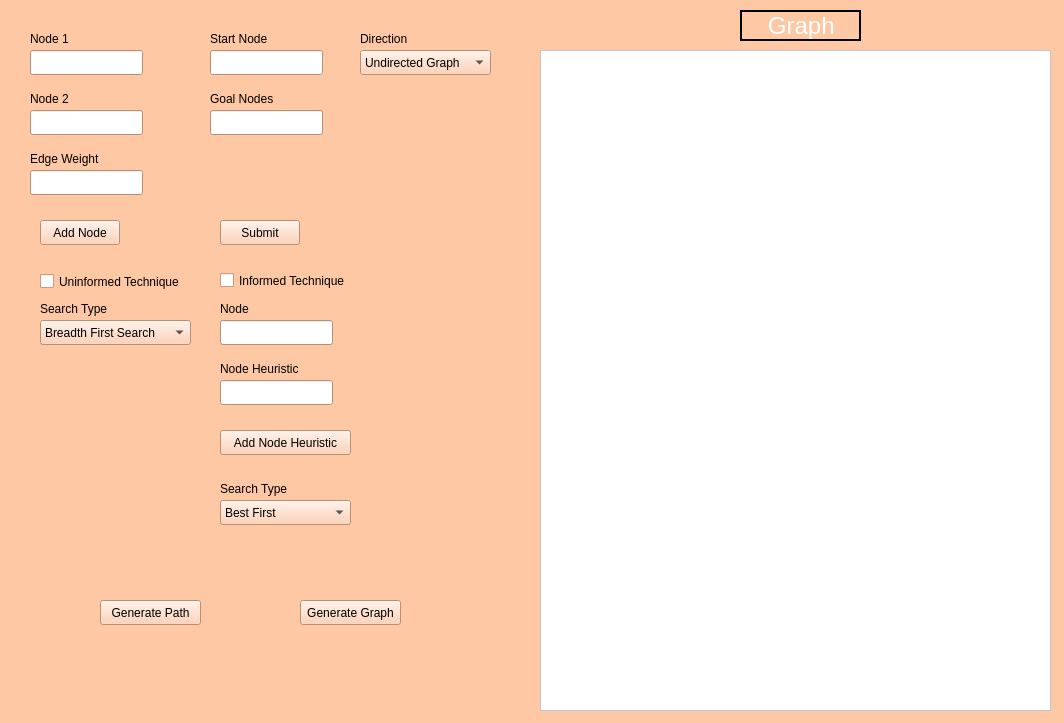
This is qtdesign.ui in omar-ahsan/AI_project as Qt 5 draws it before an edit. The edited form follows.
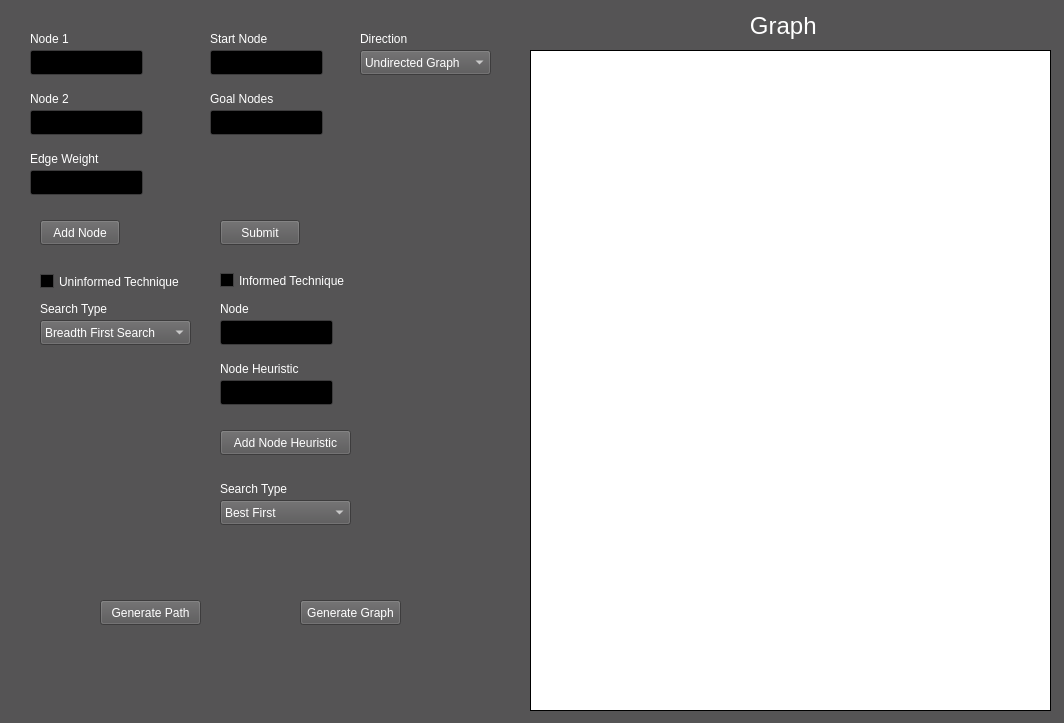
This is the edited form.

Commit message: Edited UI, added comments, correct function names

The edit to the form file:
```diff
--- a/qtdesign.ui
+++ b/qtdesign.ui
@@ -19,63 +19,63 @@
      <colorrole role="WindowText">
       <brush brushstyle="SolidPattern">
        <color alpha="255">
-        <red>0</red>
-        <green>0</green>
-        <blue>0</blue>
+        <red>255</red>
+        <green>255</green>
+        <blue>255</blue>
        </color>
       </brush>
      </colorrole>
      <colorrole role="Button">
       <brush brushstyle="SolidPattern">
        <color alpha="255">
-        <red>255</red>
-        <green>200</green>
-        <blue>164</blue>
+        <red>85</red>
+        <green>84</green>
+        <blue>85</blue>
        </color>
       </brush>
      </colorrole>
      <colorrole role="Light">
       <brush brushstyle="SolidPattern">
        <color alpha="255">
-        <red>255</red>
-        <green>255</green>
-        <blue>255</blue>
+        <red>127</red>
+        <green>126</green>
+        <blue>127</blue>
        </color>
       </brush>
      </colorrole>
      <colorrole role="Midlight">
       <brush brushstyle="SolidPattern">
        <color alpha="255">
-        <red>255</red>
-        <green>227</green>
-        <blue>209</blue>
+        <red>106</red>
+        <green>105</green>
+        <blue>106</blue>
        </color>
       </brush>
      </colorrole>
      <colorrole role="Dark">
       <brush brushstyle="SolidPattern">
        <color alpha="255">
-        <red>127</red>
-        <green>100</green>
-        <blue>82</blue>
+        <red>42</red>
+        <green>42</green>
+        <blue>42</blue>
        </color>
       </brush>
      </colorrole>
      <colorrole role="Mid">
       <brush brushstyle="SolidPattern">
        <color alpha="255">
-        <red>170</red>
-        <green>133</green>
-        <blue>109</blue>
+        <red>57</red>
+        <green>56</green>
+        <blue>57</blue>
        </color>
       </brush>
      </colorrole>
      <colorrole role="Text">
       <brush brushstyle="SolidPattern">
        <color alpha="255">
-        <red>0</red>
-        <green>0</green>
-        <blue>0</blue>
+        <red>255</red>
+        <green>255</green>
+        <blue>255</blue>
        </color>
       </brush>
      </colorrole>
@@ -91,27 +91,27 @@
      <colorrole role="ButtonText">
       <brush brushstyle="SolidPattern">
        <color alpha="255">
-        <red>0</red>
-        <green>0</green>
-        <blue>0</blue>
+        <red>255</red>
+        <green>255</green>
+        <blue>255</blue>
        </color>
       </brush>
      </colorrole>
      <colorrole role="Base">
       <brush brushstyle="SolidPattern">
        <color alpha="255">
-        <red>255</red>
-        <green>255</green>
-        <blue>255</blue>
+        <red>0</red>
+        <green>0</green>
+        <blue>0</blue>
        </color>
       </brush>
      </colorrole>
      <colorrole role="Window">
       <brush brushstyle="SolidPattern">
        <color alpha="255">
-        <red>255</red>
-        <green>200</green>
-        <blue>164</blue>
+        <red>85</red>
+        <green>84</green>
+        <blue>85</blue>
        </color>
       </brush>
      </colorrole>
@@ -127,9 +127,9 @@
      <colorrole role="AlternateBase">
       <brush brushstyle="SolidPattern">
        <color alpha="255">
-        <red>255</red>
-        <green>227</green>
-        <blue>209</blue>
+        <red>42</red>
+        <green>42</green>
+        <blue>42</blue>
        </color>
       </brush>
      </colorrole>
@@ -154,9 +154,9 @@
      <colorrole role="PlaceholderText">
       <brush brushstyle="SolidPattern">
        <color alpha="127">
-        <red>0</red>
-        <green>0</green>
-        <blue>0</blue>
+        <red>255</red>
+        <green>255</green>
+        <blue>255</blue>
        </color>
       </brush>
      </colorrole>
@@ -165,63 +165,63 @@
      <colorrole role="WindowText">
       <brush brushstyle="SolidPattern">
        <color alpha="255">
-        <red>0</red>
-        <green>0</green>
-        <blue>0</blue>
+        <red>255</red>
+        <green>255</green>
+        <blue>255</blue>
        </color>
       </brush>
      </colorrole>
      <colorrole role="Button">
       <brush brushstyle="SolidPattern">
        <color alpha="255">
-        <red>255</red>
-        <green>200</green>
-        <blue>164</blue>
+        <red>85</red>
+        <green>84</green>
+        <blue>85</blue>
        </color>
       </brush>
      </colorrole>
      <colorrole role="Light">
       <brush brushstyle="SolidPattern">
        <color alpha="255">
-        <red>255</red>
-        <green>255</green>
-        <blue>255</blue>
+        <red>127</red>
+        <green>126</green>
+        <blue>127</blue>
        </color>
       </brush>
      </colorrole>
      <colorrole role="Midlight">
       <brush brushstyle="SolidPattern">
        <color alpha="255">
-        <red>255</red>
-        <green>227</green>
-        <blue>209</blue>
+        <red>106</red>
+        <green>105</green>
+        <blue>106</blue>
        </color>
       </brush>
      </colorrole>
      <colorrole role="Dark">
       <brush brushstyle="SolidPattern">
        <color alpha="255">
-        <red>127</red>
-        <green>100</green>
-        <blue>82</blue>
+        <red>42</red>
+        <green>42</green>
+        <blue>42</blue>
        </color>
       </brush>
      </colorrole>
      <colorrole role="Mid">
       <brush brushstyle="SolidPattern">
        <color alpha="255">
-        <red>170</red>
-        <green>133</green>
-        <blue>109</blue>
+        <red>57</red>
+        <green>56</green>
+        <blue>57</blue>
        </color>
       </brush>
      </colorrole>
      <colorrole role="Text">
       <brush brushstyle="SolidPattern">
        <color alpha="255">
-        <red>0</red>
-        <green>0</green>
-        <blue>0</blue>
+        <red>255</red>
+        <green>255</green>
+        <blue>255</blue>
        </color>
       </brush>
      </colorrole>
@@ -237,27 +237,27 @@
      <colorrole role="ButtonText">
       <brush brushstyle="SolidPattern">
        <color alpha="255">
-        <red>0</red>
-        <green>0</green>
-        <blue>0</blue>
+        <red>255</red>
+        <green>255</green>
+        <blue>255</blue>
        </color>
       </brush>
      </colorrole>
      <colorrole role="Base">
       <brush brushstyle="SolidPattern">
        <color alpha="255">
-        <red>255</red>
-        <green>255</green>
-        <blue>255</blue>
+        <red>0</red>
+        <green>0</green>
+        <blue>0</blue>
        </color>
       </brush>
      </colorrole>
      <colorrole role="Window">
       <brush brushstyle="SolidPattern">
        <color alpha="255">
-        <red>255</red>
-        <green>200</green>
-        <blue>164</blue>
+        <red>85</red>
+        <green>84</green>
+        <blue>85</blue>
        </color>
       </brush>
      </colorrole>
@@ -273,9 +273,9 @@
      <colorrole role="AlternateBase">
       <brush brushstyle="SolidPattern">
        <color alpha="255">
-        <red>255</red>
-        <green>227</green>
-        <blue>209</blue>
+        <red>42</red>
+        <green>42</green>
+        <blue>42</blue>
        </color>
       </brush>
      </colorrole>
@@ -300,9 +300,9 @@
      <colorrole role="PlaceholderText">
       <brush brushstyle="SolidPattern">
        <color alpha="127">
-        <red>0</red>
-        <green>0</green>
-        <blue>0</blue>
+        <red>255</red>
+        <green>255</green>
+        <blue>255</blue>
        </color>
       </brush>
      </colorrole>
@@ -311,63 +311,63 @@
      <colorrole role="WindowText">
       <brush brushstyle="SolidPattern">
        <color alpha="255">
-        <red>127</red>
-        <green>100</green>
-        <blue>82</blue>
+        <red>42</red>
+        <green>42</green>
+        <blue>42</blue>
        </color>
       </brush>
      </colorrole>
      <colorrole role="Button">
       <brush brushstyle="SolidPattern">
        <color alpha="255">
-        <red>255</red>
-        <green>200</green>
-        <blue>164</blue>
+        <red>85</red>
+        <green>84</green>
+        <blue>85</blue>
        </color>
       </brush>
      </colorrole>
      <colorrole role="Light">
       <brush brushstyle="SolidPattern">
        <color alpha="255">
-        <red>255</red>
-        <green>255</green>
-        <blue>255</blue>
+        <red>127</red>
+        <green>126</green>
+        <blue>127</blue>
        </color>
       </brush>
      </colorrole>
      <colorrole role="Midlight">
       <brush brushstyle="SolidPattern">
        <color alpha="255">
-        <red>255</red>
-        <green>227</green>
-        <blue>209</blue>
+        <red>106</red>
+        <green>105</green>
+        <blue>106</blue>
        </color>
       </brush>
      </colorrole>
      <colorrole role="Dark">
       <brush brushstyle="SolidPattern">
        <color alpha="255">
-        <red>127</red>
-        <green>100</green>
-        <blue>82</blue>
+        <red>42</red>
+        <green>42</green>
+        <blue>42</blue>
        </color>
       </brush>
      </colorrole>
      <colorrole role="Mid">
       <brush brushstyle="SolidPattern">
        <color alpha="255">
-        <red>170</red>
-        <green>133</green>
-        <blue>109</blue>
+        <red>57</red>
+        <green>56</green>
+        <blue>57</blue>
        </color>
       </brush>
      </colorrole>
      <colorrole role="Text">
       <brush brushstyle="SolidPattern">
        <color alpha="255">
-        <red>127</red>
-        <green>100</green>
-        <blue>82</blue>
+        <red>42</red>
+        <green>42</green>
+        <blue>42</blue>
        </color>
       </brush>
      </colorrole>
@@ -383,27 +383,27 @@
      <colorrole role="ButtonText">
       <brush brushstyle="SolidPattern">
        <color alpha="255">
-        <red>127</red>
-        <green>100</green>
-        <blue>82</blue>
+        <red>42</red>
+        <green>42</green>
+        <blue>42</blue>
        </color>
       </brush>
      </colorrole>
      <colorrole role="Base">
       <brush brushstyle="SolidPattern">
        <color alpha="255">
-        <red>255</red>
-        <green>200</green>
-        <blue>164</blue>
+        <red>85</red>
+        <green>84</green>
+        <blue>85</blue>
        </color>
       </brush>
      </colorrole>
      <colorrole role="Window">
       <brush brushstyle="SolidPattern">
        <color alpha="255">
-        <red>255</red>
-        <green>200</green>
-        <blue>164</blue>
+        <red>85</red>
+        <green>84</green>
+        <blue>85</blue>
        </color>
       </brush>
      </colorrole>
@@ -419,9 +419,9 @@
      <colorrole role="AlternateBase">
       <brush brushstyle="SolidPattern">
        <color alpha="255">
-        <red>255</red>
-        <green>200</green>
-        <blue>164</blue>
+        <red>85</red>
+        <green>84</green>
+        <blue>85</blue>
        </color>
       </brush>
      </colorrole>
@@ -446,9 +446,9 @@
      <colorrole role="PlaceholderText">
       <brush brushstyle="SolidPattern">
        <color alpha="127">
-        <red>127</red>
-        <green>100</green>
-        <blue>82</blue>
+        <red>42</red>
+        <green>42</green>
+        <blue>42</blue>
        </color>
       </brush>
      </colorrole>
@@ -542,9 +542,9 @@
    <widget class="QGraphicsView" name="graphicsView">
     <property name="geometry">
      <rect>
-      <x>540</x>
+      <x>530</x>
       <y>50</y>
-      <width>511</width>
+      <width>521</width>
       <height>661</height>
      </rect>
     </property>
@@ -993,6 +993,12 @@
     <property name="autoFillBackground">
      <bool>false</bool>
     </property>
+    <property name="frameShape">
+     <enum>QFrame::Box</enum>
+    </property>
+    <property name="frameShadow">
+     <enum>QFrame::Plain</enum>
+    </property>
    </widget>
    <widget class="QLineEdit" name="weight_input">
     <property name="geometry">
@@ -1163,461 +1169,19 @@
    <widget class="QLabel" name="graph_label">
     <property name="geometry">
      <rect>
-      <x>740</x>
+      <x>730</x>
       <y>10</y>
       <width>121</width>
       <height>31</height>
      </rect>
     </property>
-    <property name="palette">
-     <palette>
-      <active>
-       <colorrole role="WindowText">
-        <brush brushstyle="SolidPattern">
-         <color alpha="255">
-          <red>255</red>
-          <green>255</green>
-          <blue>255</blue>
-         </color>
-        </brush>
-       </colorrole>
-       <colorrole role="Button">
-        <brush brushstyle="SolidPattern">
-         <color alpha="255">
-          <red>0</red>
-          <green>0</green>
-          <blue>0</blue>
-         </color>
-        </brush>
-       </colorrole>
-       <colorrole role="Light">
-        <brush brushstyle="SolidPattern">
-         <color alpha="255">
-          <red>0</red>
-          <green>0</green>
-          <blue>0</blue>
-         </color>
-        </brush>
-       </colorrole>
-       <colorrole role="Midlight">
-        <brush brushstyle="SolidPattern">
-         <color alpha="255">
-          <red>0</red>
-          <green>0</green>
-          <blue>0</blue>
-         </color>
-        </brush>
-       </colorrole>
-       <colorrole role="Dark">
-        <brush brushstyle="SolidPattern">
-         <color alpha="255">
-          <red>0</red>
-          <green>0</green>
-          <blue>0</blue>
-         </color>
-        </brush>
-       </colorrole>
-       <colorrole role="Mid">
-        <brush brushstyle="SolidPattern">
-         <color alpha="255">
-          <red>0</red>
-          <green>0</green>
-          <blue>0</blue>
-         </color>
-        </brush>
-       </colorrole>
-       <colorrole role="Text">
-        <brush brushstyle="SolidPattern">
-         <color alpha="255">
-          <red>255</red>
-          <green>255</green>
-          <blue>255</blue>
-         </color>
-        </brush>
-       </colorrole>
-       <colorrole role="BrightText">
-        <brush brushstyle="SolidPattern">
-         <color alpha="255">
-          <red>255</red>
-          <green>255</green>
-          <blue>255</blue>
-         </color>
-        </brush>
-       </colorrole>
-       <colorrole role="ButtonText">
-        <brush brushstyle="SolidPattern">
-         <color alpha="255">
-          <red>255</red>
-          <green>255</green>
-          <blue>255</blue>
-         </color>
-        </brush>
-       </colorrole>
-       <colorrole role="Base">
-        <brush brushstyle="SolidPattern">
-         <color alpha="255">
-          <red>0</red>
-          <green>0</green>
-          <blue>0</blue>
-         </color>
-        </brush>
-       </colorrole>
-       <colorrole role="Window">
-        <brush brushstyle="SolidPattern">
-         <color alpha="255">
-          <red>0</red>
-          <green>0</green>
-          <blue>0</blue>
-         </color>
-        </brush>
-       </colorrole>
-       <colorrole role="Shadow">
-        <brush brushstyle="SolidPattern">
-         <color alpha="255">
-          <red>0</red>
-          <green>0</green>
-          <blue>0</blue>
-         </color>
-        </brush>
-       </colorrole>
-       <colorrole role="AlternateBase">
-        <brush brushstyle="SolidPattern">
-         <color alpha="255">
-          <red>0</red>
-          <green>0</green>
-          <blue>0</blue>
-         </color>
-        </brush>
-       </colorrole>
-       <colorrole role="ToolTipBase">
-        <brush brushstyle="SolidPattern">
-         <color alpha="255">
-          <red>255</red>
-          <green>255</green>
-          <blue>220</blue>
-         </color>
-        </brush>
-       </colorrole>
-       <colorrole role="ToolTipText">
-        <brush brushstyle="SolidPattern">
-         <color alpha="255">
-          <red>0</red>
-          <green>0</green>
-          <blue>0</blue>
-         </color>
-        </brush>
-       </colorrole>
-       <colorrole role="PlaceholderText">
-        <brush brushstyle="SolidPattern">
-         <color alpha="127">
-          <red>255</red>
-          <green>255</green>
-          <blue>255</blue>
-         </color>
-        </brush>
-       </colorrole>
-      </active>
-      <inactive>
-       <colorrole role="WindowText">
-        <brush brushstyle="SolidPattern">
-         <color alpha="255">
-          <red>255</red>
-          <green>255</green>
-          <blue>255</blue>
-         </color>
-        </brush>
-       </colorrole>
-       <colorrole role="Button">
-        <brush brushstyle="SolidPattern">
-         <color alpha="255">
-          <red>0</red>
-          <green>0</green>
-          <blue>0</blue>
-         </color>
-        </brush>
-       </colorrole>
-       <colorrole role="Light">
-        <brush brushstyle="SolidPattern">
-         <color alpha="255">
-          <red>0</red>
-          <green>0</green>
-          <blue>0</blue>
-         </color>
-        </brush>
-       </colorrole>
-       <colorrole role="Midlight">
-        <brush brushstyle="SolidPattern">
-         <color alpha="255">
-          <red>0</red>
-          <green>0</green>
-          <blue>0</blue>
-         </color>
-        </brush>
-       </colorrole>
-       <colorrole role="Dark">
-        <brush brushstyle="SolidPattern">
-         <color alpha="255">
-          <red>0</red>
-          <green>0</green>
-          <blue>0</blue>
-         </color>
-        </brush>
-       </colorrole>
-       <colorrole role="Mid">
-        <brush brushstyle="SolidPattern">
-         <color alpha="255">
-          <red>0</red>
-          <green>0</green>
-          <blue>0</blue>
-         </color>
-        </brush>
-       </colorrole>
-       <colorrole role="Text">
-        <brush brushstyle="SolidPattern">
-         <color alpha="255">
-          <red>255</red>
-          <green>255</green>
-          <blue>255</blue>
-         </color>
-        </brush>
-       </colorrole>
-       <colorrole role="BrightText">
-        <brush brushstyle="SolidPattern">
-         <color alpha="255">
-          <red>255</red>
-          <green>255</green>
-          <blue>255</blue>
-         </color>
-        </brush>
-       </colorrole>
-       <colorrole role="ButtonText">
-        <brush brushstyle="SolidPattern">
-         <color alpha="255">
-          <red>255</red>
-          <green>255</green>
-          <blue>255</blue>
-         </color>
-        </brush>
-       </colorrole>
-       <colorrole role="Base">
-        <brush brushstyle="SolidPattern">
-         <color alpha="255">
-          <red>0</red>
-          <green>0</green>
-          <blue>0</blue>
-         </color>
-        </brush>
-       </colorrole>
-       <colorrole role="Window">
-        <brush brushstyle="SolidPattern">
-         <color alpha="255">
-          <red>0</red>
-          <green>0</green>
-          <blue>0</blue>
-         </color>
-        </brush>
-       </colorrole>
-       <colorrole role="Shadow">
-        <brush brushstyle="SolidPattern">
-         <color alpha="255">
-          <red>0</red>
-          <green>0</green>
-          <blue>0</blue>
-         </color>
-        </brush>
-       </colorrole>
-       <colorrole role="AlternateBase">
-        <brush brushstyle="SolidPattern">
-         <color alpha="255">
-          <red>0</red>
-          <green>0</green>
-          <blue>0</blue>
-         </color>
-        </brush>
-       </colorrole>
-       <colorrole role="ToolTipBase">
-        <brush brushstyle="SolidPattern">
-         <color alpha="255">
-          <red>255</red>
-          <green>255</green>
-          <blue>220</blue>
-         </color>
-        </brush>
-       </colorrole>
-       <colorrole role="ToolTipText">
-        <brush brushstyle="SolidPattern">
-         <color alpha="255">
-          <red>0</red>
-          <green>0</green>
-          <blue>0</blue>
-         </color>
-        </brush>
-       </colorrole>
-       <colorrole role="PlaceholderText">
-        <brush brushstyle="SolidPattern">
-         <color alpha="127">
-          <red>255</red>
-          <green>255</green>
-          <blue>255</blue>
-         </color>
-        </brush>
-       </colorrole>
-      </inactive>
-      <disabled>
-       <colorrole role="WindowText">
-        <brush brushstyle="SolidPattern">
-         <color alpha="255">
-          <red>0</red>
-          <green>0</green>
-          <blue>0</blue>
-         </color>
-        </brush>
-       </colorrole>
-       <colorrole role="Button">
-        <brush brushstyle="SolidPattern">
-         <color alpha="255">
-          <red>0</red>
-          <green>0</green>
-          <blue>0</blue>
-         </color>
-        </brush>
-       </colorrole>
-       <colorrole role="Light">
-        <brush brushstyle="SolidPattern">
-         <color alpha="255">
-          <red>0</red>
-          <green>0</green>
-          <blue>0</blue>
-         </color>
-        </brush>
-       </colorrole>
-       <colorrole role="Midlight">
-        <brush brushstyle="SolidPattern">
-         <color alpha="255">
-          <red>0</red>
-          <green>0</green>
-          <blue>0</blue>
-         </color>
-        </brush>
-       </colorrole>
-       <colorrole role="Dark">
-        <brush brushstyle="SolidPattern">
-         <color alpha="255">
-          <red>0</red>
-          <green>0</green>
-          <blue>0</blue>
-         </color>
-        </brush>
-       </colorrole>
-       <colorrole role="Mid">
-        <brush brushstyle="SolidPattern">
-         <color alpha="255">
-          <red>0</red>
-          <green>0</green>
-          <blue>0</blue>
-         </color>
-        </brush>
-       </colorrole>
-       <colorrole role="Text">
-        <brush brushstyle="SolidPattern">
-         <color alpha="255">
-          <red>0</red>
-          <green>0</green>
-          <blue>0</blue>
-         </color>
-        </brush>
-       </colorrole>
-       <colorrole role="BrightText">
-        <brush brushstyle="SolidPattern">
-         <color alpha="255">
-          <red>255</red>
-          <green>255</green>
-          <blue>255</blue>
-         </color>
-        </brush>
-       </colorrole>
-       <colorrole role="ButtonText">
-        <brush brushstyle="SolidPattern">
-         <color alpha="255">
-          <red>0</red>
-          <green>0</green>
-          <blue>0</blue>
-         </color>
-        </brush>
-       </colorrole>
-       <colorrole role="Base">
-        <brush brushstyle="SolidPattern">
-         <color alpha="255">
-          <red>0</red>
-          <green>0</green>
-          <blue>0</blue>
-         </color>
-        </brush>
-       </colorrole>
-       <colorrole role="Window">
-        <brush brushstyle="SolidPattern">
-         <color alpha="255">
-          <red>0</red>
-          <green>0</green>
-          <blue>0</blue>
-         </color>
-        </brush>
-       </colorrole>
-       <colorrole role="Shadow">
-        <brush brushstyle="SolidPattern">
-         <color alpha="255">
-          <red>0</red>
-          <green>0</green>
-          <blue>0</blue>
-         </color>
-        </brush>
-       </colorrole>
-       <colorrole role="AlternateBase">
-        <brush brushstyle="SolidPattern">
-         <color alpha="255">
-          <red>0</red>
-          <green>0</green>
-          <blue>0</blue>
-         </color>
-        </brush>
-       </colorrole>
-       <colorrole role="ToolTipBase">
-        <brush brushstyle="SolidPattern">
-         <color alpha="255">
-          <red>255</red>
-          <green>255</green>
-          <blue>220</blue>
-         </color>
-        </brush>
-       </colorrole>
-       <colorrole role="ToolTipText">
-        <brush brushstyle="SolidPattern">
-         <color alpha="255">
-          <red>0</red>
-          <green>0</green>
-          <blue>0</blue>
-         </color>
-        </brush>
-       </colorrole>
-       <colorrole role="PlaceholderText">
-        <brush brushstyle="SolidPattern">
-         <color alpha="127">
-          <red>0</red>
-          <green>0</green>
-          <blue>0</blue>
-         </color>
-        </brush>
-       </colorrole>
-      </disabled>
-     </palette>
-    </property>
     <property name="font">
      <font>
       <pointsize>18</pointsize>
      </font>
     </property>
     <property name="frameShape">
-     <enum>QFrame::Box</enum>
+     <enum>QFrame::NoFrame</enum>
     </property>
     <property name="frameShadow">
      <enum>QFrame::Raised</enum>
```
Left out of the diff: 4 changed lines with no effect on the pictures. The commit also changes 3 other files.
